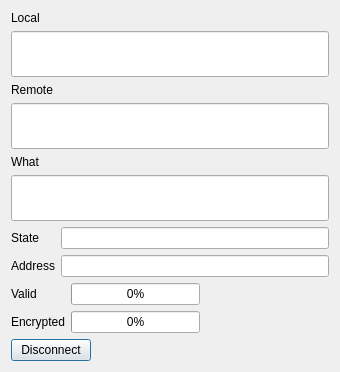
Before: the Qt Designer form ui/socket-display.ui in berndhs/egalite, drawn with Qt 5.
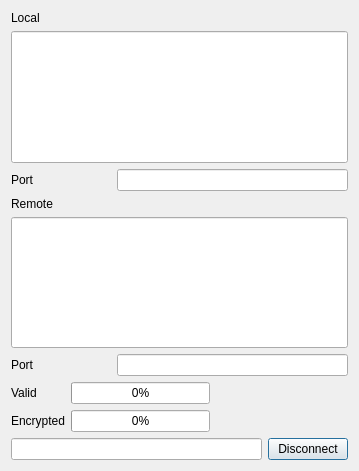
After: the same form once the commit is applied. Icons and pictures are not drawn.

Commit message: cleaned up symmetric socket status display

The edit to the form file:
```diff
--- a/ui/socket-display.ui
+++ b/ui/socket-display.ui
@@ -6,8 +6,8 @@
    <rect>
     <x>0</x>
     <y>0</y>
-    <width>340</width>
-    <height>372</height>
+    <width>359</width>
+    <height>471</height>
    </rect>
   </property>
   <property name="windowTitle">
@@ -17,10 +17,10 @@
    <iconset resource="../dchat.qrc">
     <normaloff>:/dchatlogo.png</normaloff>:/dchatlogo.png</iconset>
   </property>
-  <layout class="QGridLayout" name="gridLayout_3">
+  <layout class="QGridLayout" name="gridLayout_4">
    <item row="0" column="0">
-    <layout class="QVBoxLayout" name="verticalLayout">
-     <item>
+    <layout class="QGridLayout" name="gridLayout_2">
+     <item row="0" column="0">
       <widget class="QLabel" name="localLabel">
        <property name="sizePolicy">
         <sizepolicy hsizetype="Minimum" vsizetype="Preferred">
@@ -39,7 +39,7 @@
        </property>
       </widget>
      </item>
-     <item>
+     <item row="1" column="0">
       <widget class="QLineEdit" name="localAddress">
        <property name="sizePolicy">
         <sizepolicy hsizetype="Expanding" vsizetype="Expanding">
@@ -52,11 +52,44 @@
        </property>
       </widget>
      </item>
+     <item row="2" column="0">
+      <layout class="QHBoxLayout" name="horizontalLayout">
+       <item>
+        <widget class="QLabel" name="label">
+         <property name="sizePolicy">
+          <sizepolicy hsizetype="Minimum" vsizetype="Preferred">
+           <horstretch>0</horstretch>
+           <verstretch>0</verstretch>
+          </sizepolicy>
+         </property>
+         <property name="minimumSize">
+          <size>
+           <width>100</width>
+           <height>0</height>
+          </size>
+         </property>
+         <property name="text">
+          <string>Port</string>
+         </property>
+        </widget>
+       </item>
+       <item>
+        <widget class="QLineEdit" name="localPort">
+         <property name="sizePolicy">
+          <sizepolicy hsizetype="Expanding" vsizetype="Preferred">
+           <horstretch>0</horstretch>
+           <verstretch>0</verstretch>
+          </sizepolicy>
+         </property>
+        </widget>
+       </item>
+      </layout>
+     </item>
     </layout>
    </item>
    <item row="1" column="0">
-    <layout class="QVBoxLayout" name="verticalLayout_2">
-     <item>
+    <layout class="QGridLayout" name="gridLayout_3">
+     <item row="0" column="0">
       <widget class="QLabel" name="remoteLabel">
        <property name="sizePolicy">
         <sizepolicy hsizetype="Minimum" vsizetype="Preferred">
@@ -75,7 +108,7 @@
        </property>
       </widget>
      </item>
-     <item>
+     <item row="1" column="0">
       <widget class="QLineEdit" name="remoteAddress">
        <property name="sizePolicy">
         <sizepolicy hsizetype="Expanding" vsizetype="Expanding">
@@ -88,10 +121,8 @@
        </property>
       </widget>
      </item>
-    </layout>
-   </item>
    <item row="2" column="0">
-    <layout class="QVBoxLayout" name="verticalLayout_3">
+      <layout class="QHBoxLayout" name="horizontalLayout_2">
      <item>
       <widget class="QLabel" name="dataLabel">
        <property name="sizePolicy">
@@ -107,14 +138,14 @@
         </size>
        </property>
        <property name="text">
-        <string>What</string>
+          <string>Port</string>
        </property>
       </widget>
      </item>
      <item>
-      <widget class="QLineEdit" name="dataLine">
+        <widget class="QLineEdit" name="remotePort">
        <property name="sizePolicy">
-        <sizepolicy hsizetype="Expanding" vsizetype="Expanding">
+          <sizepolicy hsizetype="Expanding" vsizetype="Preferred">
          <horstretch>0</horstretch>
          <verstretch>0</verstretch>
         </sizepolicy>
@@ -123,31 +154,9 @@
      </item>
     </layout>
    </item>
-   <item row="3" column="0">
-    <layout class="QGridLayout" name="gridLayout_2">
-     <item row="0" column="0">
-      <widget class="QLabel" name="label">
-       <property name="text">
-        <string>State</string>
-       </property>
-      </widget>
-     </item>
-     <item row="0" column="1">
-      <widget class="QLineEdit" name="stateLine"/>
-     </item>
-     <item row="1" column="0">
-      <widget class="QLabel" name="label_4">
-       <property name="text">
-        <string>Address</string>
-       </property>
-      </widget>
-     </item>
-     <item row="1" column="1">
-      <widget class="QLineEdit" name="addressLine"/>
-     </item>
     </layout>
    </item>
-   <item row="4" column="0">
+   <item row="2" column="0">
     <layout class="QGridLayout" name="gridLayout">
      <item row="0" column="0">
       <widget class="QLabel" name="label_2">
@@ -211,8 +220,11 @@
      </item>
     </layout>
    </item>
-   <item row="5" column="0">
+   <item row="3" column="0">
     <layout class="QHBoxLayout" name="horizontalLayout_4">
+     <item>
+      <widget class="QLineEdit" name="dataLine"/>
+     </item>
      <item>
       <widget class="QPushButton" name="closeButton">
        <property name="text">
@@ -220,19 +232,6 @@
        </property>
       </widget>
      </item>
-     <item>
-      <spacer name="horizontalSpacer">
-       <property name="orientation">
-        <enum>Qt::Horizontal</enum>
-       </property>
-       <property name="sizeHint" stdset="0">
-        <size>
-         <width>40</width>
-         <height>20</height>
-        </size>
-       </property>
-      </spacer>
-     </item>
     </layout>
    </item>
   </layout>
```
Lines whose indentation alone changed are shown as unchanged. The commit also changes 2 other files.
